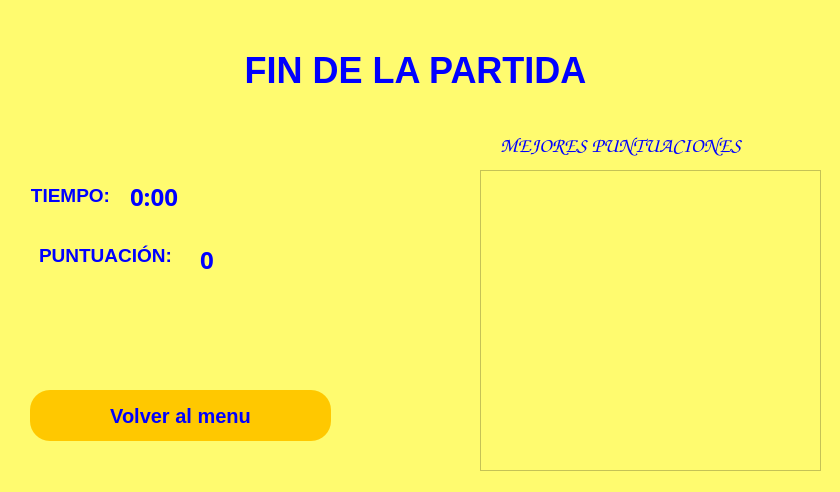
LuisMiguelSC/project-flappy, file gameover.ui: the form before one commit.
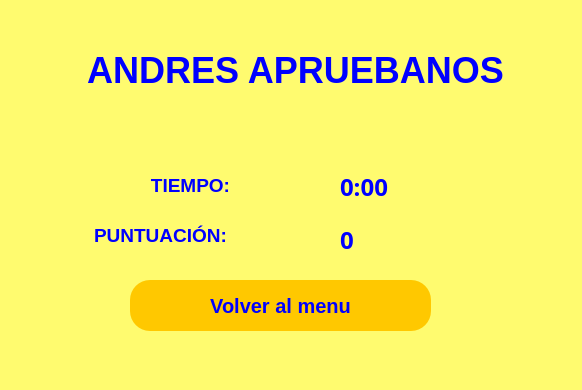
The form after the commit. Icons and pictures are not drawn.

```diff
--- a/gameover.ui
+++ b/gameover.ui
@@ -6,8 +6,8 @@
    <rect>
     <x>0</x>
     <y>0</y>
-    <width>840</width>
-    <height>492</height>
+    <width>582</width>
+    <height>390</height>
    </rect>
   </property>
   <property name="windowTitle">
@@ -19,8 +19,8 @@
   <widget class="QPushButton" name="returnMenu">
    <property name="geometry">
     <rect>
-     <x>30</x>
-     <y>390</y>
+     <x>130</x>
+     <y>280</y>
      <width>301</width>
      <height>51</height>
     </rect>
@@ -40,7 +40,7 @@
   <widget class="QLabel" name="label">
    <property name="geometry">
     <rect>
-     <x>150</x>
+     <x>30</x>
      <y>20</y>
      <width>531</width>
      <height>101</height>
@@ -56,7 +56,7 @@
 </string>
    </property>
    <property name="text">
-    <string>&lt;html&gt;&lt;head/&gt;&lt;body&gt;&lt;p&gt;&lt;span style=&quot; font-size:27pt;&quot;&gt;FIN DE LA PARTIDA&lt;/span&gt;&lt;/p&gt;&lt;/body&gt;&lt;/html&gt;</string>
+    <string>&lt;html&gt;&lt;head/&gt;&lt;body&gt;&lt;p&gt;&lt;span style=&quot; font-size:27pt;&quot;&gt;ANDRES APRUEBANOS&lt;/span&gt;&lt;/p&gt;&lt;/body&gt;&lt;/html&gt;</string>
    </property>
    <property name="textFormat">
     <enum>Qt::RichText</enum>
@@ -68,8 +68,8 @@
   <widget class="QLabel" name="score">
    <property name="geometry">
     <rect>
-     <x>200</x>
-     <y>240</y>
+     <x>340</x>
+     <y>220</y>
      <width>101</width>
      <height>41</height>
     </rect>
@@ -82,7 +82,7 @@
     </font>
    </property>
    <property name="styleSheet">
-    <string notr="true">color:rgb(0, 0, 255)</string>
+    <string notr="true">color: white;</string>
    </property>
    <property name="text">
     <string>&lt;html&gt;&lt;head/&gt;&lt;body&gt;&lt;p&gt;&lt;span style=&quot; color:#0000ff;&quot;&gt;0&lt;/span&gt;&lt;/p&gt;&lt;/body&gt;&lt;/html&gt;</string>
@@ -91,8 +91,8 @@
   <widget class="QLabel" name="score_logo">
    <property name="geometry">
     <rect>
-     <x>250</x>
-     <y>240</y>
+     <x>380</x>
+     <y>220</y>
      <width>41</width>
      <height>41</height>
     </rect>
@@ -110,8 +110,8 @@
   <widget class="QLabel" name="timer">
    <property name="geometry">
     <rect>
-     <x>130</x>
-     <y>180</y>
+     <x>340</x>
+     <y>170</y>
      <width>81</width>
      <height>31</height>
     </rect>
@@ -122,8 +122,8 @@
       <colorrole role="WindowText">
        <brush brushstyle="SolidPattern">
         <color alpha="255">
-         <red>0</red>
-         <green>0</green>
+         <red>255</red>
+         <green>255</green>
          <blue>255</blue>
         </color>
        </brush>
@@ -140,8 +140,8 @@
       <colorrole role="Text">
        <brush brushstyle="SolidPattern">
         <color alpha="255">
-         <red>0</red>
-         <green>0</green>
+         <red>255</red>
+         <green>255</green>
          <blue>255</blue>
         </color>
        </brush>
@@ -149,8 +149,8 @@
       <colorrole role="ButtonText">
        <brush brushstyle="SolidPattern">
         <color alpha="255">
-         <red>0</red>
-         <green>0</green>
+         <red>255</red>
+         <green>255</green>
          <blue>255</blue>
         </color>
        </brush>
@@ -176,8 +176,8 @@
       <colorrole role="PlaceholderText">
        <brush brushstyle="SolidPattern">
         <color alpha="128">
-         <red>0</red>
-         <green>0</green>
+         <red>255</red>
+         <green>255</green>
          <blue>255</blue>
         </color>
        </brush>
@@ -187,8 +187,8 @@
       <colorrole role="WindowText">
        <brush brushstyle="SolidPattern">
         <color alpha="255">
-         <red>0</red>
-         <green>0</green>
+         <red>255</red>
+         <green>255</green>
          <blue>255</blue>
         </color>
        </brush>
@@ -205,8 +205,8 @@
       <colorrole role="Text">
        <brush brushstyle="SolidPattern">
         <color alpha="255">
-         <red>0</red>
-         <green>0</green>
+         <red>255</red>
+         <green>255</green>
          <blue>255</blue>
         </color>
        </brush>
@@ -214,8 +214,8 @@
       <colorrole role="ButtonText">
        <brush brushstyle="SolidPattern">
         <color alpha="255">
-         <red>0</red>
-         <green>0</green>
+         <red>255</red>
+         <green>255</green>
          <blue>255</blue>
         </color>
        </brush>
@@ -241,8 +241,8 @@
       <colorrole role="PlaceholderText">
        <brush brushstyle="SolidPattern">
         <color alpha="128">
-         <red>0</red>
-         <green>0</green>
+         <red>255</red>
+         <green>255</green>
          <blue>255</blue>
         </color>
        </brush>
@@ -252,8 +252,8 @@
       <colorrole role="WindowText">
        <brush brushstyle="SolidPattern">
         <color alpha="255">
-         <red>0</red>
-         <green>0</green>
+         <red>255</red>
+         <green>255</green>
          <blue>255</blue>
         </color>
        </brush>
@@ -270,8 +270,8 @@
       <colorrole role="Text">
        <brush brushstyle="SolidPattern">
         <color alpha="255">
-         <red>0</red>
-         <green>0</green>
+         <red>255</red>
+         <green>255</green>
          <blue>255</blue>
         </color>
        </brush>
@@ -279,8 +279,8 @@
       <colorrole role="ButtonText">
        <brush brushstyle="SolidPattern">
         <color alpha="255">
-         <red>0</red>
-         <green>0</green>
+         <red>255</red>
+         <green>255</green>
          <blue>255</blue>
         </color>
        </brush>
@@ -306,8 +306,8 @@
       <colorrole role="PlaceholderText">
        <brush brushstyle="SolidPattern">
         <color alpha="128">
-         <red>0</red>
-         <green>0</green>
+         <red>255</red>
+         <green>255</green>
          <blue>255</blue>
         </color>
        </brush>
@@ -323,7 +323,7 @@
     </font>
    </property>
    <property name="styleSheet">
-    <string notr="true">color:rgb(0, 0, 255)</string>
+    <string notr="true">color: gb(0, 0, 255);</string>
    </property>
    <property name="text">
     <string>&lt;html&gt;&lt;head/&gt;&lt;body&gt;&lt;p&gt;&lt;span style=&quot; color:#0000ff;&quot;&gt;0:00&lt;/span&gt;&lt;/p&gt;&lt;/body&gt;&lt;/html&gt;</string>
@@ -332,9 +332,9 @@
   <widget class="QLabel" name="label_2">
    <property name="geometry">
     <rect>
-     <x>10</x>
-     <y>180</y>
-     <width>121</width>
+     <x>70</x>
+     <y>170</y>
+     <width>241</width>
      <height>31</height>
     </rect>
    </property>
@@ -360,9 +360,9 @@
   <widget class="QLabel" name="label_3">
    <property name="geometry">
     <rect>
-     <x>20</x>
-     <y>240</y>
-     <width>171</width>
+     <x>40</x>
+     <y>220</y>
+     <width>241</width>
      <height>31</height>
     </rect>
    </property>
@@ -385,48 +385,6 @@
     <set>Qt::AlignCenter</set>
    </property>
   </widget>
-  <widget class="QLabel" name="label_4">
-   <property name="geometry">
-    <rect>
-     <x>500</x>
-     <y>120</y>
-     <width>301</width>
-     <height>51</height>
-    </rect>
-   </property>
-   <property name="font">
-    <font>
-     <family>Comic Sans MS</family>
-     <pointsize>16</pointsize>
-     <bold>true</bold>
-    </font>
-   </property>
-   <property name="styleSheet">
-    <string notr="true">color:rgb(0, 0, 255)</string>
-   </property>
-   <property name="text">
-    <string>MEJORES PUNTUACIONES</string>
-   </property>
-  </widget>
-  <widget class="QTextEdit" name="textEdit">
-   <property name="geometry">
-    <rect>
-     <x>480</x>
-     <y>170</y>
-     <width>341</width>
-     <height>301</height>
-    </rect>
-   </property>
-   <property name="font">
-    <font>
-     <family>Comic Sans MS</family>
-     <pointsize>13</pointsize>
-    </font>
-   </property>
-   <property name="styleSheet">
-    <string notr="true">color:rgb(0, 0, 255)</string>
-   </property>
-  </widget>
  </widget>
  <resources>
   <include location="assets.qrc"/>
```
Left out of the diff: 2 changed lines with no effect on the pictures.
